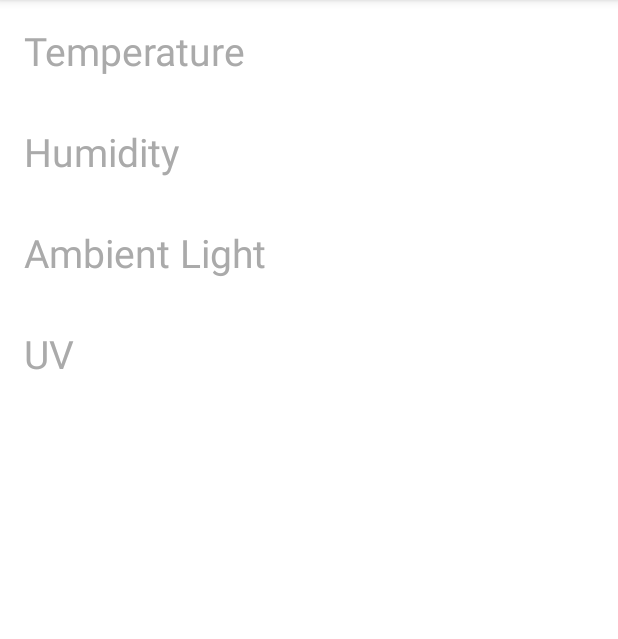
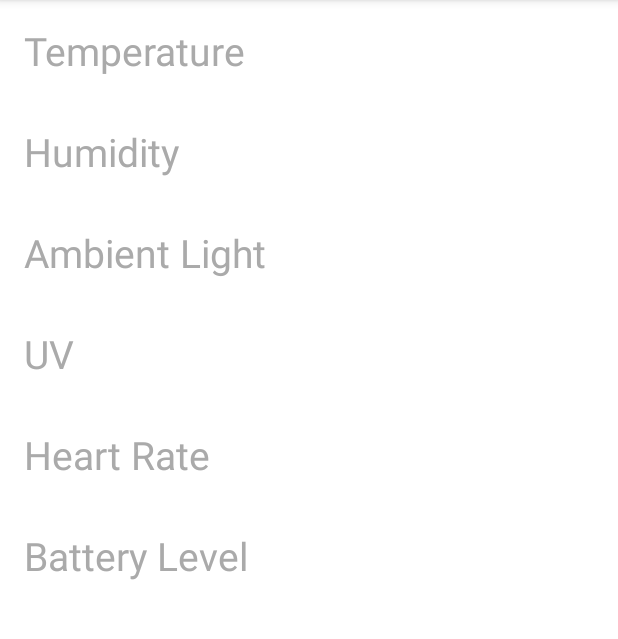
Before and after one commit to alexeyosminin/sensor_puck_demo, an Android app: the fragment SPDetailsFragment shown on its own in the app's theme, on a phone screen of 412 x 824 dp, the part 84-723 px from its top. Run offline under Robolectric (Android 15) with nearby library versions, the phone set to English and light mode, and no system bars; our stand-ins replace ButterKnife; libraries missing offline, so code that uses them is left out: rx.functions; 2 statements that could not run were skipped.

```diff
--- a/app/src/main/java/com/osminin/sensorpuckdemo/ble/SensorPuckParser.java
+++ b/app/src/main/java/com/osminin/sensorpuckdemo/ble/SensorPuckParser.java
@@ -6,6 +6,8 @@ import com.osminin.sensorpuckdemo.model.SensorPuckModel;
 
 import java.util.ArrayList;
 import java.util.List;
+
+import static android.R.attr.x;
 
 /**
  * Created by osminin on 17.11.2016.
@@ -25,6 +27,7 @@ final class SensorPuckParser {
     public static final int SD_HRM_SAMPLE = 18;
     public static final int ENVIRONMENTAL_MODE = 0;
     public static final int BIOMETRIC_MODE = 1;
+    public static final int HRM_SAMPLE_COUNT = 5;
     private static final String TAG = SensorPuckParser.class.getSimpleName();
 
     static boolean isSensorPuckRecord(ScanResult result) {
@@ -77,6 +80,9 @@ final class SensorPuckParser {
         spModel.setSequence(Int8(data[8]));
         spModel.setHRMState(Int8(data[11]));
         spModel.setHRMRate(Int8(data[12]));
+
+        for (int x = 0; x < HRM_SAMPLE_COUNT; x++)
+            spModel.getHRMSample().add(Int16(data[5 + (x * 2) + 8], data[6 + (x * 2) + 8]));
     }
 
     private static int Int8(byte data) {
--- a/app/src/main/java/com/osminin/sensorpuckdemo/model/SensorPuckModel.java
+++ b/app/src/main/java/com/osminin/sensorpuckdemo/model/SensorPuckModel.java
@@ -167,6 +167,9 @@ public final class SensorPuckModel implements Parcelable {
     }
 
     public List<Integer> getHRMSample() {
+        if (mHRMSample == null) {
+            mHRMSample = new ArrayList<>();
+        }
         return mHRMSample;
     }
 
--- a/app/src/main/java/com/osminin/sensorpuckdemo/presentation/SPDetailsPresenter.java
+++ b/app/src/main/java/com/osminin/sensorpuckdemo/presentation/SPDetailsPresenter.java
@@ -63,12 +63,17 @@ public final class SPDetailsPresenter implements Presenter<SPDetailsView>, Obser
     @Override
     public void onError(Throwable e) {
         //todo:
+        e.printStackTrace();
     }
 
     @Override
     public void onNext(SensorPuckModel sensorPuckModel) {
         mTimeoutHandler.removeCallbacksAndMessages(null);
         mTimeoutHandler.postDelayed(mDestroyViewTask, SP_DISCOVERY_TIMEOUT);
+        if (sensorPuckModel.getHRMSample().size() > 0) {
+            sensorPuckModel.setHRMPrevSample(sensorPuckModel.getHRMSample().get(sensorPuckModel.getHRMSample().size() - 1));
+        }
+        mModel = sensorPuckModel;
         mView.update(sensorPuckModel);
     }
 
--- a/app/src/main/res/layout/fragment_sp_details.xml
+++ b/app/src/main/res/layout/fragment_sp_details.xml
@@ -84,4 +84,44 @@
         android:textColor="@android:color/darker_gray"
         android:textSize="26sp"/>
 
+    <TextView
+        android:id="@+id/sp_details_hr_label"
+        android:layout_width="wrap_content"
+        android:layout_height="wrap_content"
+        android:layout_below="@+id/sp_details_uv_label"
+        android:layout_margin="@dimen/fab_margin"
+        android:text="@string/heart_rate"
+        android:textColor="@android:color/darker_gray"
+        android:textSize="26sp"/>
+
+    <TextView
+        android:id="@+id/sp_details_hr"
+        android:layout_width="wrap_content"
+        android:layout_height="wrap_content"
+        android:layout_alignBaseline="@+id/sp_details_hr_label"
+        android:layout_alignParentEnd="true"
+        android:layout_margin="@dimen/fab_margin"
+        android:textColor="@android:color/darker_gray"
+        android:textSize="26sp"/>
+
+    <TextView
+        android:id="@+id/sp_details_battery_label"
+        android:layout_width="wrap_content"
+        android:layout_height="wrap_content"
+        android:layout_below="@+id/sp_details_hr_label"
+        android:layout_margin="@dimen/fab_margin"
+        android:text="@string/battery"
+        android:textColor="@android:color/darker_gray"
+        android:textSize="26sp"/>
+
+    <TextView
+        android:id="@+id/sp_details_battery"
+        android:layout_width="wrap_content"
+        android:layout_height="wrap_content"
+        android:layout_alignBaseline="@+id/sp_details_battery_label"
+        android:layout_alignParentEnd="true"
+        android:layout_margin="@dimen/fab_margin"
+        android:textColor="@android:color/darker_gray"
+        android:textSize="26sp"/>
+
 </RelativeLayout>
--- a/app/src/main/res/values/strings.xml
+++ b/app/src/main/res/values/strings.xml
@@ -10,4 +10,14 @@
     <string name="humidity">Humidity</string>
     <string name="ambient_light">Ambient Light</string>
     <string name="uv">UV</string>
+    <string name="heart_rate">Heart Rate</string>
+    <string name="hrm_state">HRM State</string>
+    <string name="battery">Battery Level</string>
+
+    <string name="hrm_state_idle">Idle</string>
+    <string name="hrm_state_no_signal">No Signal</string>
+    <string name="hrm_state_acquiring">Acquiring</string>
+    <string name="hrm_state_reposition">Re-position Finger</string>
+    <string name="hrm_state_error">Error</string>
+
 </resources>
```
Also changed, not shown: app/src/main/java/com/osminin/sensorpuckdemo/ui/SPDetailsFragment.java (+34 -0 lines).
